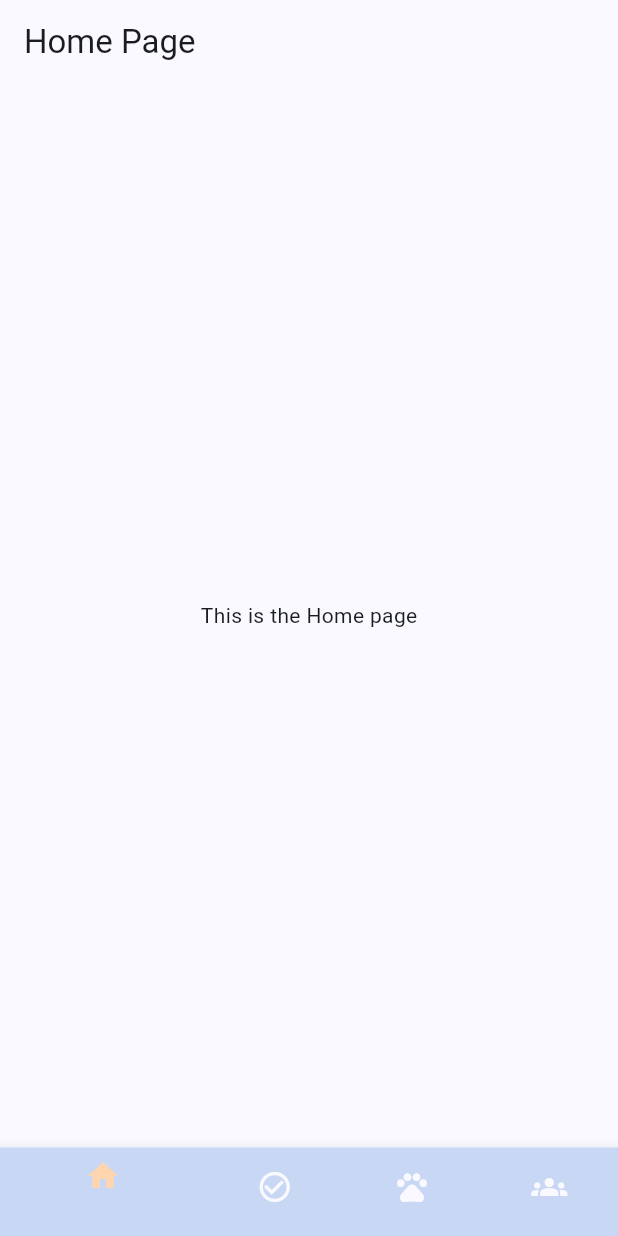
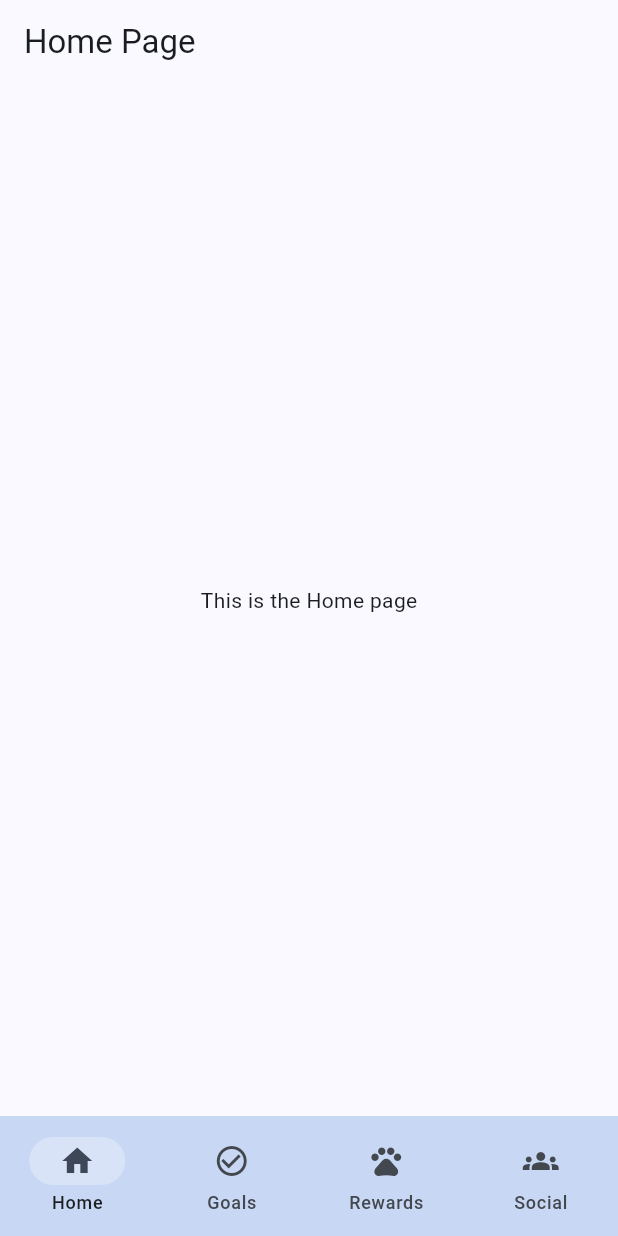
Before and after one commit to tyleraudino/PawsitiveMinds, a Flutter app: the screen it shows after launch, on a phone screen of 412 x 824 dp. Run offline on Flutter 3.47's test engine with Material 3 defaults, Android fonts, the phone set to English and light mode, and no system bars.

Commit message:
updated navbar

```diff
--- a/lib/main.dart
+++ b/lib/main.dart
@@ -2,7 +2,6 @@
 import 'home.dart';
 import 'goals.dart';
 import 'rewards.dart';
-import 'login.dart';
 import 'social.dart';
 
 void main() {
@@ -24,12 +23,14 @@
 }
 
 class MainPage extends StatefulWidget {
+  const MainPage({super.key});
+
   @override
-  _MainPageState createState() => _MainPageState();
+  State<MainPage> createState() => _MainPageState();
 }
 
 class _MainPageState extends State<MainPage> {
-  int _selectedIndex = 0;
+  int _currentPageIndex = 0;
 
   static List<Widget> _pages = <Widget>[
     HomePage(),
@@ -40,37 +41,36 @@
 
   void _onItemTapped(int index) {
     setState(() {
-      _selectedIndex = index;
+      _currentPageIndex = index;
     });
   }
 
   @override
   Widget build(BuildContext context) {
     return Scaffold(
-      body: _pages[_selectedIndex],
-      bottomNavigationBar: BottomNavigationBar(
-        items: const <BottomNavigationBarItem>[
-          BottomNavigationBarItem(
+      body: _pages[_currentPageIndex],
+      bottomNavigationBar: NavigationBar(
+        selectedIndex: _currentPageIndex,
+        onDestinationSelected: _onItemTapped,
+        destinations: const <NavigationDestination>[
+          NavigationDestination(
             icon: Icon(Icons.home),
-            label: "",
+            label: "Home",
           ),
-          BottomNavigationBarItem(
+          NavigationDestination(
             icon: Icon(Icons.check_circle_outline),
-            label: "",
+            label: "Goals",
           ),
-          BottomNavigationBarItem(
+          NavigationDestination(
             icon: Icon(Icons.pets),
-            label: "",
+            label: "Rewards",
           ),
-          BottomNavigationBarItem(
+          NavigationDestination(
             icon: Icon(Icons.groups),
-            label: "",
+            label: "Social",
           )
         ],
         backgroundColor: const Color.fromRGBO(200, 215, 243, 1.0),
-        currentIndex: _selectedIndex,
-        selectedItemColor: const Color.fromRGBO(255,213,176, 1.0),
-        onTap: _onItemTapped,
       ),
     );
   }
```
